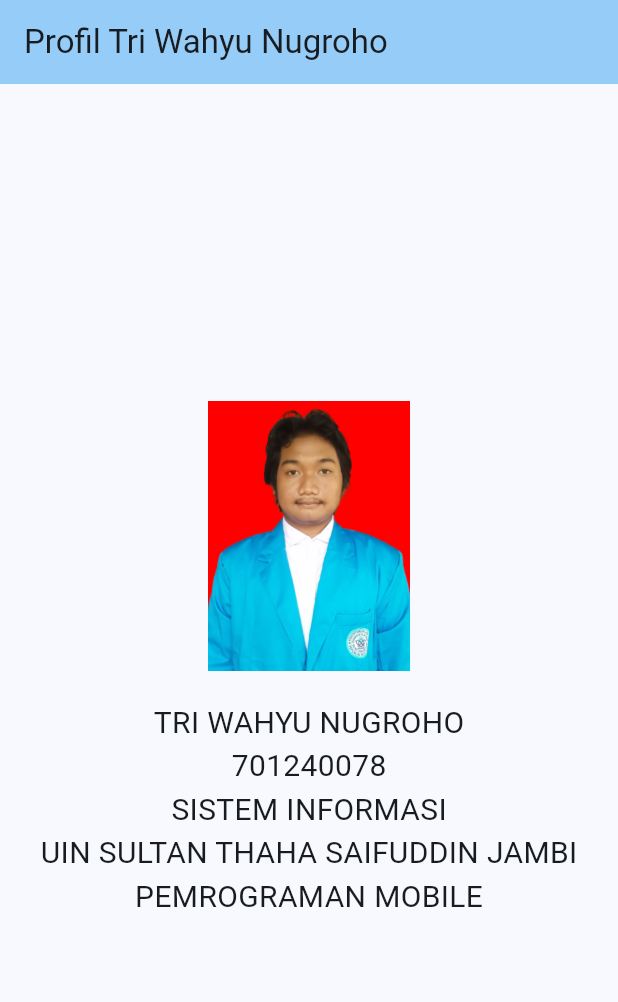
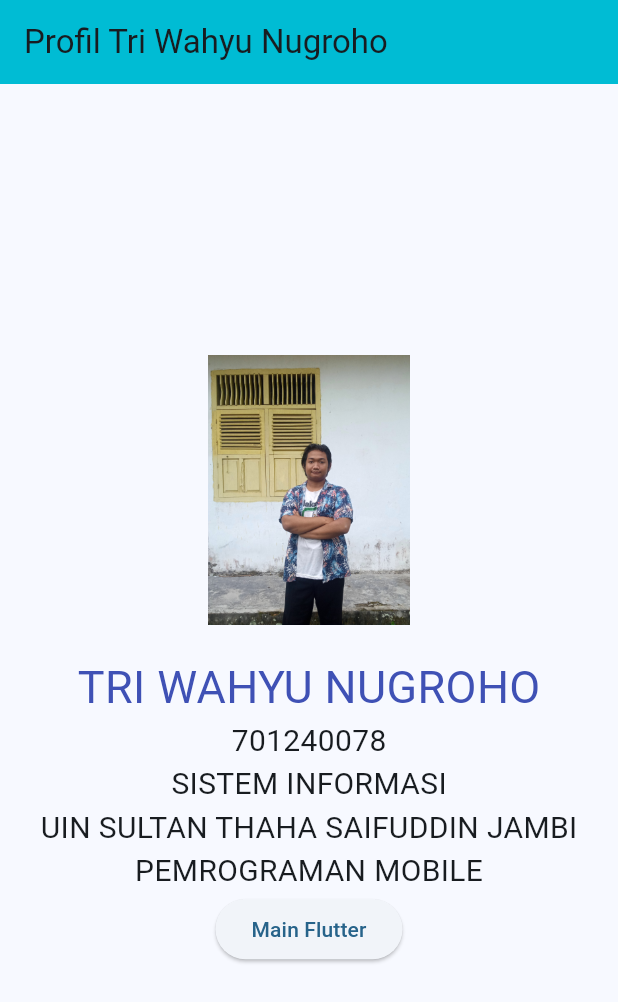
Before and after one commit to Wahyu-Nugroho-beginner/wahyu_flutter, a Flutter app: the screen it shows after launch, on a phone screen of 412 x 824 dp. Shown: the top 1002 px of the screen. Run offline on Flutter 3.47's test engine with Material 3 defaults, Android fonts, the phone set to English and light mode, and no system bars.

Commit message:
modifikasi aplikasi

```diff
--- a/lib/wahyu.dart
+++ b/lib/wahyu.dart
@@ -1,4 +1,5 @@
 import 'package:flutter/material.dart';
+import 'package:wahyu_flutter/main.dart';
 
 class Wahyu extends StatelessWidget {
   const new({super.key});
@@ -24,10 +25,7 @@
   @override
   Widget build(BuildContext context) {
     return Scaffold(
-      appBar: AppBar(
-        backgroundColor: Theme.of(context).colorScheme.inversePrimary,
-        title: Text(widget.title),
-      ),
+      appBar: AppBar(backgroundColor: Colors.cyan, title: Text(widget.title)),
       body: Center(
         child: Column(
           mainAxisAlignment: .center,
@@ -36,9 +34,12 @@
               width: 200,
               height: 200,
               padding: EdgeInsets.only(bottom: 20),
-              child: Image.asset('images/FOTO KTM.png'),
+              child: Image.asset('images/FOTO PBAK.jpg'),
             ),
-            Text(style: TextStyle(fontSize: 20), 'TRI WAHYU NUGROHO'),
+            Text(
+              style: TextStyle(fontSize: 30, color: Colors.indigo),
+              'TRI WAHYU NUGROHO',
+            ),
             Text(style: TextStyle(fontSize: 20), '701240078'),
             Text(style: TextStyle(fontSize: 20), 'SISTEM INFORMASI'),
             Text(
@@ -46,6 +47,16 @@
               'UIN SULTAN THAHA SAIFUDDIN JAMBI',
             ),
             Text(style: TextStyle(fontSize: 20), 'PEMROGRAMAN MOBILE'),
+
+            ElevatedButton(
+              onPressed: () {
+                Navigator.push(
+                  context,
+                  MaterialPageRoute(builder: ((context) => MyApp())),
+                );
+              },
+              child: Text('Main Flutter'),
+            ),
           ],
         ),
       ),
```
Also changed, not shown: lib/main.dart (+116 -107 lines), images/FOTO PBAK.jpg (added).
